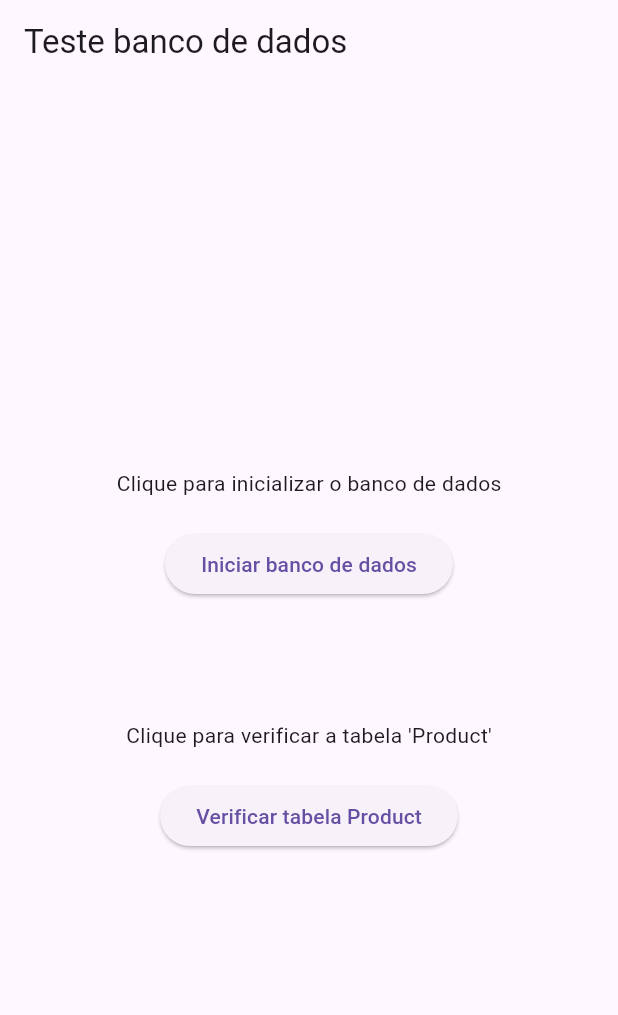
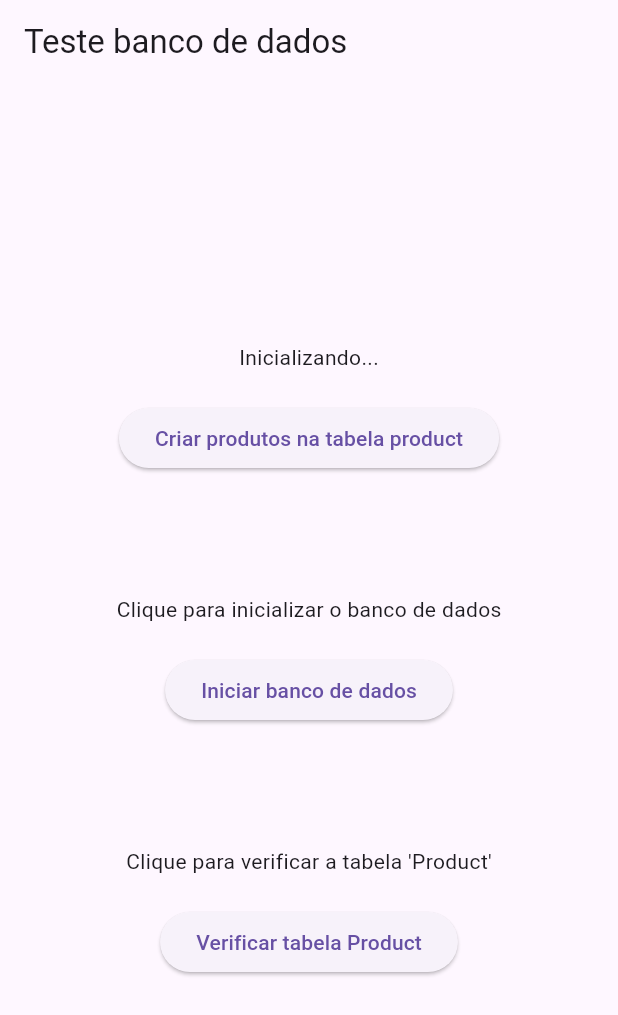
Before and after one commit to FlyingDutchman-Dev/bomhamburguer, a Flutter app: the screen it shows after launch, on a phone screen of 412 x 824 dp. Shown: the top 1015 px of the screen. Run offline on Flutter 3.47's test engine with Material 3 defaults, Android fonts, the phone set to English and light mode, and no system bars; our stand-ins replace sqflite; accounts and stored records are empty.

Commit message:
Criando os dados para a tabela de product e obtendo os resultados.

```diff
--- a/lib/data/product_table.dart
+++ b/lib/data/product_table.dart
@@ -1,7 +1,9 @@
+import 'package:bomhamburguer/model/product.dart';
 import 'package:sqflite/sqflite.dart';
 import 'database.dart';
 
 class ProductTable {
+  // Método para criar a tabela de produto
   static Future<void> createTable(Database db) async {
     await db.execute('''
       CREATE TABLE Product(
@@ -12,6 +14,43 @@ class ProductTable {
     ''');
     print('Tabela Product criada');
   }
+
+  // Método para adicionar um produto ao banco de dados
+  static Future<int> insertProduct(Product product) async {
+    Database db = await DatabaseHelper().database;
+
+    int result = await db.insert(
+      'Product',
+      {
+        'sandwichName': product.sandwichName,
+        'price': product.price,
+      },
+      conflictAlgorithm: ConflictAlgorithm.replace,
+    );
+
+    // Obter todos os produtos após a inserção e imprimir
+    List<Product> allProducts = await getAllProducts();
+    for (var prod in allProducts) {
+      print('ID: ${prod.id}, Name: ${prod.sandwichName}, Price: ${prod.price}');
+    }
+
+    return result;
+  }
+
+  // Método para recuperar os produtos
+  static Future<List<Product>> getAllProducts() async {
+    Database db = await DatabaseHelper().database;
+    final List<Map<String, dynamic>> maps = await db.query('Product');
+
+    return List.generate(maps.length, (i) {
+      return Product(
+        id: maps[i]['id'],
+        sandwichName: maps[i]['sandwichName'],
+        price: maps[i]['price'],
+      );
+    });
+  }
+
   // Método para verificar se a tabela Product existe
   static Future<bool> checkIfTableExists() async {
     Database db = await DatabaseHelper().database;
--- a/lib/model/product.dart
+++ b/lib/model/product.dart
@@ -1,7 +1,7 @@
 class Product {
-  final int id;
+  final int? id;
   final String sandwichName;
   final double price;
 
-  Product(this.id, this.sandwichName, this.price);
+  Product({this.id, required this.sandwichName, required this.price});
 }
--- a/lib/screens/home.dart
+++ b/lib/screens/home.dart
@@ -1,5 +1,6 @@
 import 'package:bomhamburguer/data/database.dart';
 import 'package:bomhamburguer/data/product_table.dart';
+import 'package:bomhamburguer/model/product.dart';
 import 'package:flutter/material.dart';
 
 class Home extends StatefulWidget {
@@ -12,6 +13,13 @@ class Home extends StatefulWidget {
 class _HomeState extends State<Home> {
   String _dbStatus = "Clique para inicializar o banco de dados";
   String _tableStatus = "Clique para verificar a tabela 'Product'";
+  String _statusMessage = "Inicializando...";
+
+  @override
+  void initState() {
+    super.initState();
+    //_addSampleProducts();
+  }
 
   @override
   Widget build(BuildContext context) {
@@ -23,6 +31,12 @@ class _HomeState extends State<Home> {
         child: Column(
           mainAxisAlignment: MainAxisAlignment.center,
           children: [
+            Text(_statusMessage),
+            const SizedBox(height: 20),
+            ElevatedButton(onPressed: _addSampleProducts,
+              child: const Text("Criar produtos na tabela product"),
+            ),
+            const SizedBox(height: 80),
             Text(_dbStatus),
             const SizedBox(height: 20),
             ElevatedButton(onPressed: _initializeDatabase,
@@ -56,7 +70,7 @@ class _HomeState extends State<Home> {
     }
   }
 
-  //Função para testar a criação da tabela de produto
+  // Função para testar a criação da tabela de produto
   Future<void> _checkProductTable() async {
     bool exists = await ProductTable.checkIfTableExists();
 
@@ -64,4 +78,21 @@ class _HomeState extends State<Home> {
       _tableStatus = exists ? "Tabela 'Product' foi criada!" : "Tabela 'Product' NÃO existe!";
     });
   }
+
+  // Função para adicionar produtos na tabela Product
+  Future<void> _addSampleProducts() async {
+    try {
+      await ProductTable.insertProduct(Product(sandwichName:"Cheeseburger", price:5.99));
+      await ProductTable.insertProduct(Product(sandwichName:"Double Burger", price:7.99));
+      await ProductTable.insertProduct(Product(sandwichName:"Chicken Sandwich", price:6.49));
+
+      setState(() {
+        _statusMessage = "Produtos adicionados com sucesso!";
+      });
+    } catch (e) {
+      setState(() {
+        _statusMessage = "Erro ao adicionar produtos: $e";
+      });
+    }
+  }
 }
```
